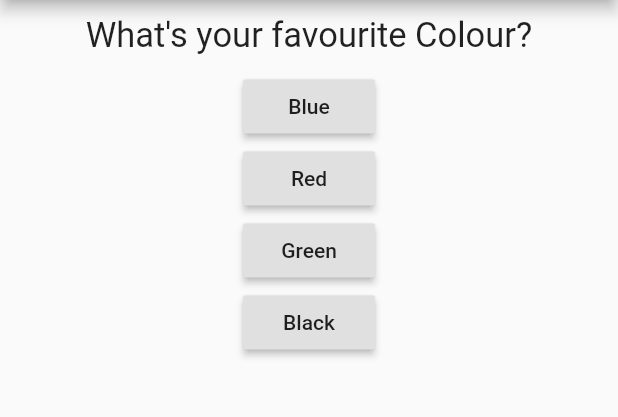
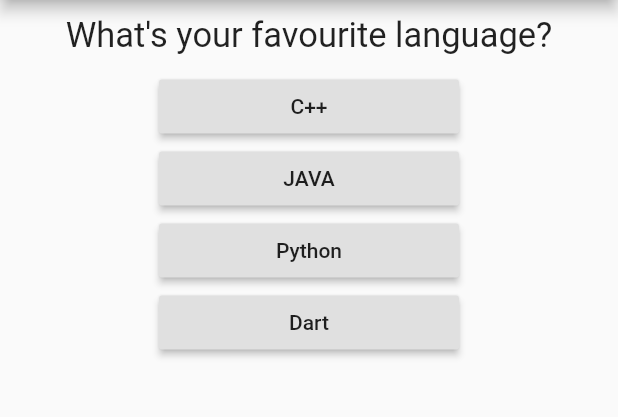
Before and after one commit to Chetan-Goyal/QUIZ_App, a Flutter app: the screen it shows after launch, after a tap on "Blue", on a phone screen of 412 x 824 dp, the part 84-501 px from its top. Run offline on Flutter 3.47's test engine with Material 2 defaults, Android fonts, the phone set to English and light mode, and no system bars.

Commit message:
Fixed: Stuck on a single Question

```diff
--- a/lib/answer.dart
+++ b/lib/answer.dart
@@ -1,29 +1,27 @@
 import 'package:flutter/material.dart';
 import 'package:flutter/widgets.dart';
 import './questions.dart';
+import './main.dart';
 
 class Answer extends StatelessWidget {
 
   questionsTrack QuestionsSet;
-  int optionNumber;
+  String Option;
 
-  Answer(this.QuestionsSet, this.optionNumber);
+  final Function SelectHandler;
 
-  // void AnswerSelected(String Option) {
-
-  //   print('Answer Selected- $Option');
-
-  // }
+  Answer(this.SelectHandler, this.Option);
 
   @override
   Widget build(BuildContext context) {
     return Container(
 
       child: RaisedButton(
-        child: Text(QuestionsSet.option(optionNumber)),
-        onPressed: () => QuestionsSet.nextQuestion,
+        child: Text(this.Option),
+        onPressed: SelectHandler,
       ),
-
+      width: 200,
+      alignment: null,
     );
   }
 }
--- a/lib/main.dart
+++ b/lib/main.dart
@@ -24,6 +24,12 @@ class _MyAppState extends State<MyApp> {
 
   questionsTrack QuestionsSet = questionsTrack();
 
+  void _questionAnswered() {
+    setState(() { QuestionsSet.nextQuestion();
+              }
+            );
+  }
+
   @override
   Widget build(BuildContext context){
 
@@ -40,16 +46,16 @@ class _MyAppState extends State<MyApp> {
           ),
 
           // First Option
-          Answer(QuestionsSet, 1),
+          Answer(_questionAnswered, QuestionsSet.option(1),),
 
           // Second Option
-          Answer(QuestionsSet, 2),
+          Answer(_questionAnswered, QuestionsSet.option(2),),
 
           // Third Option
-          Answer(QuestionsSet, 3),
+          Answer(_questionAnswered, QuestionsSet.option(3),),
 
           // Forth Option
-          Answer(QuestionsSet, 4),
+          Answer(_questionAnswered, QuestionsSet.option(4),),
 
         ],
 
--- a/lib/questions.dart
+++ b/lib/questions.dart
@@ -17,6 +17,13 @@ class questionsTrack {
         'Python',
         'Dart',
       ],
+      [
+        'What\'s your favourite Working Environment?',
+        'Mac OS',
+        'Linux',
+        'Windows',
+        'Chrome OS'
+      ],
   ];
   questionsTrack() {
     this.currentIndex = 0;
@@ -24,7 +31,6 @@ class questionsTrack {
 
   Function nextQuestion() {
     this.currentIndex += 1;
-    print('${this.currentIndex}');
   }
 
   String currentQuestion() {
```
